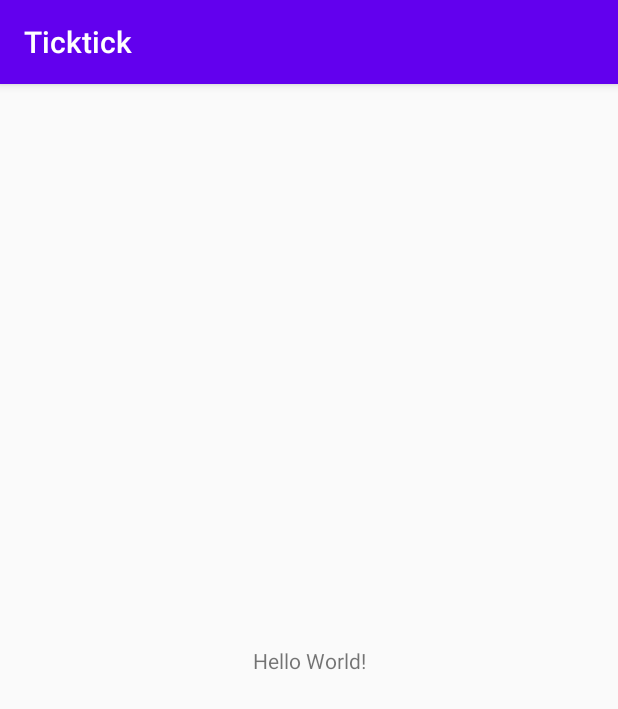
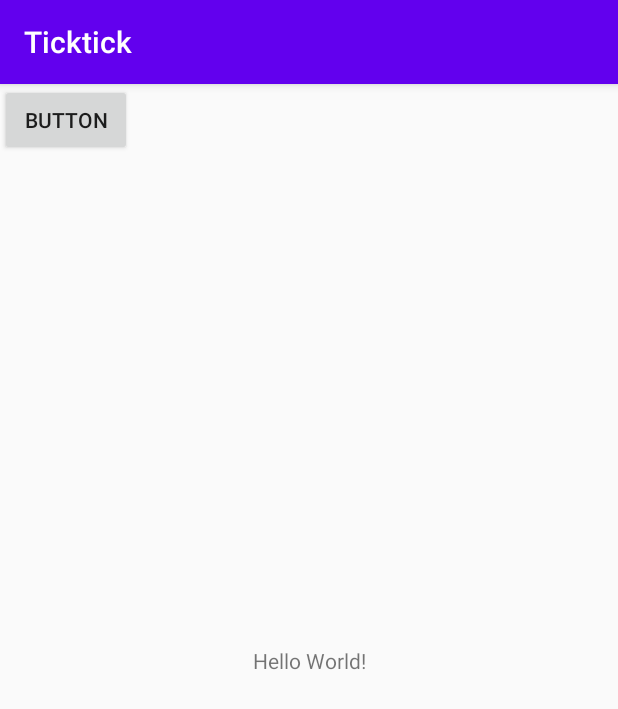
Before and after one commit to lahiru128/Ticktick-Android-Application, an Android app: the screen it shows after launch (MainActivity), on a phone screen of 412 x 824 dp. Shown: the top 709 px of the screen. Run offline under Robolectric (Android 15) with nearby library versions, the phone set to English and light mode, and no system bars.

Commit message:
add test btn

```diff
--- a/app/src/main/res/layout/activity_main.xml
+++ b/app/src/main/res/layout/activity_main.xml
@@ -15,4 +15,12 @@
         app:layout_constraintRight_toRightOf="parent"
         app:layout_constraintTop_toTopOf="parent" />
 
+    <Button
+        android:id="@+id/button"
+        android:layout_width="wrap_content"
+        android:layout_height="wrap_content"
+        android:text="Button"
+        tools:layout_editor_absoluteX="196dp"
+        tools:layout_editor_absoluteY="571dp" />
+
 </androidx.constraintlayout.widget.ConstraintLayout>
```
